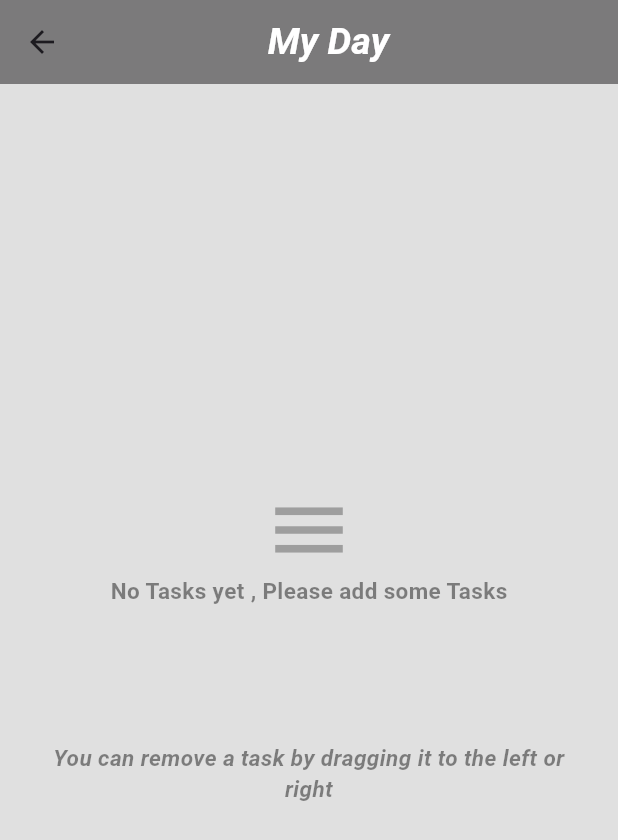
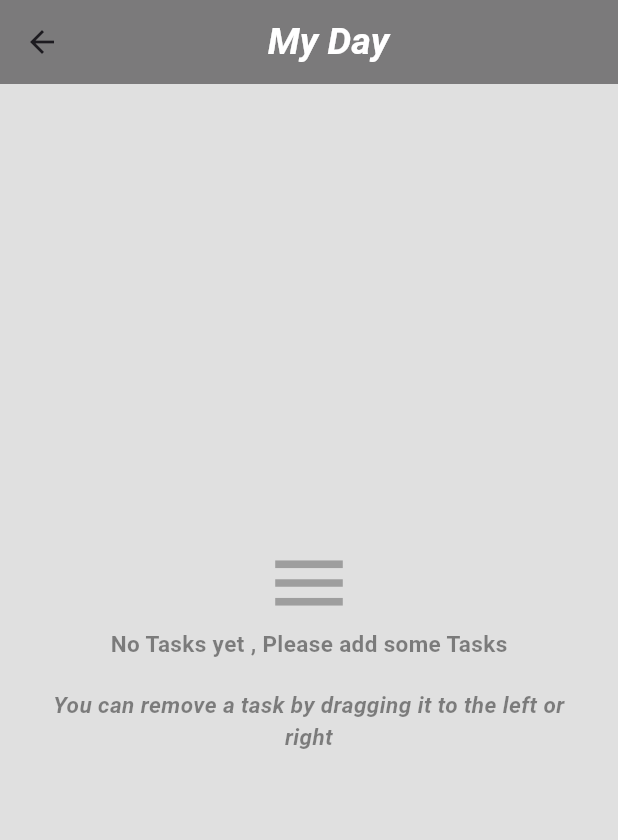
Before and after one commit to MohamedAwad07/TEKNOSOFT, a Flutter app: the screen it shows after launch, after a tap on the "format list bulleted" icon, after a tap on "My Day", on a phone screen of 412 x 824 dp. Shown: the top 840 px of the screen. Run offline on Flutter 3.47's test engine with Material 3 defaults, Android fonts, the phone set to English and light mode, and no system bars; our stand-ins replace bloc, conditional_builder_null_safety, easy_date_timeline, flutter_bloc, sqflite, sqflite_common_ffi; accounts and stored records are empty.

Commit message:
edit responsive screens

```diff
--- a/lib/features/Home/widgets/categories_view.dart
+++ b/lib/features/Home/widgets/categories_view.dart
@@ -13,7 +13,8 @@ class CategoriesView extends StatelessWidget {
 
   @override
   Widget build(BuildContext context) {
-    return LimitedBox(
+    return Expanded(
+      child: LimitedBox(
         maxHeight: 320,
         child: ListView.builder(
           itemCount: (categoryList.length / 2).ceil(),
@@ -58,6 +59,7 @@ class CategoriesView extends StatelessWidget {
             );
           },
         ),
+      ),
     );
   }
 }
--- a/lib/features/Home/widgets/home_body.dart
+++ b/lib/features/Home/widgets/home_body.dart
@@ -39,10 +39,11 @@ class HomeBody extends StatelessWidget {
               child: cubit.dateShow(),
             ),
           ),
-          SizedBox(
-            width: mediaQueryWidth(context),
-            height: mediaQueryHeight(context) * 0.65,
-            child: noTasksBuilder(taskView: dates, isIgnoring: false),
+          Expanded(
+            child: SizedBox(
+              width: mediaQueryWidth(context),
+              child: noTasksBuilder(taskView: dates, isIgnoring: false),
+            ),
           ),
         ],
       ),
--- a/lib/features/Home/widgets/lists_view.dart
+++ b/lib/features/Home/widgets/lists_view.dart
@@ -12,9 +12,9 @@ class ListsView extends StatelessWidget {
 
   @override
   Widget build(BuildContext context) {
-    return Container(
+    return Expanded(
+      child: Container(
         width: mediaQueryWidth(context) * 0.90,
-      height: 250,
         decoration: BoxDecoration(
           color: Colors.white,
           borderRadius: BorderRadius.circular(
@@ -24,10 +24,10 @@ class ListsView extends StatelessWidget {
         child: Column(
           mainAxisAlignment: MainAxisAlignment.spaceBetween,
           children: [
-          LimitedBox(
+            Expanded(
+              child: LimitedBox(
                 maxHeight: 240,
                 child: ListView.separated(
-              physics: const NeverScrollableScrollPhysics(),
                   itemBuilder: (context, index) => GestureDetector(
                     onTap: () {
                       if (index == 0) {
@@ -56,7 +56,9 @@ class ListsView extends StatelessWidget {
                   itemCount: 3,
                 ),
               ),
+            ),
           ],
+        ),
       ),
     );
   }
--- a/lib/features/modules/list_Screen/widgets/category_item.dart
+++ b/lib/features/modules/list_Screen/widgets/category_item.dart
@@ -25,7 +25,6 @@ class CategoryItem extends StatelessWidget {
         ),
         child: Container(
           width: mediaQueryWidth(context) * 0.42,
-          height: mediaQueryHeight(context) * 0.18,
           decoration: BoxDecoration(
             borderRadius: BorderRadius.circular(
               15,
--- a/lib/shared/components/components.dart
+++ b/lib/shared/components/components.dart
@@ -457,9 +457,6 @@ Widget noTasksBuilder({
                 fontWeight: FontWeight.bold,
               ),
             ),
-            SizedBox(
-              height: 70.0,
-            ),
             Padding(
               padding: EdgeInsets.all(20.0),
               child: Text(
```
Lines whose indentation alone changed are shown as unchanged.
